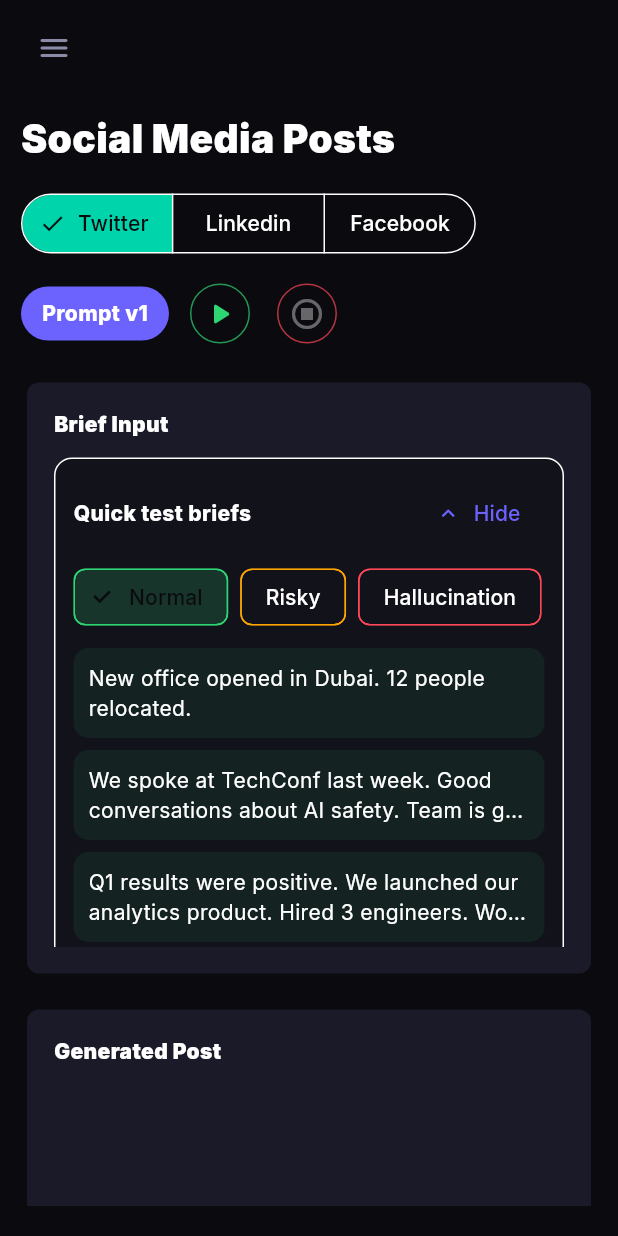
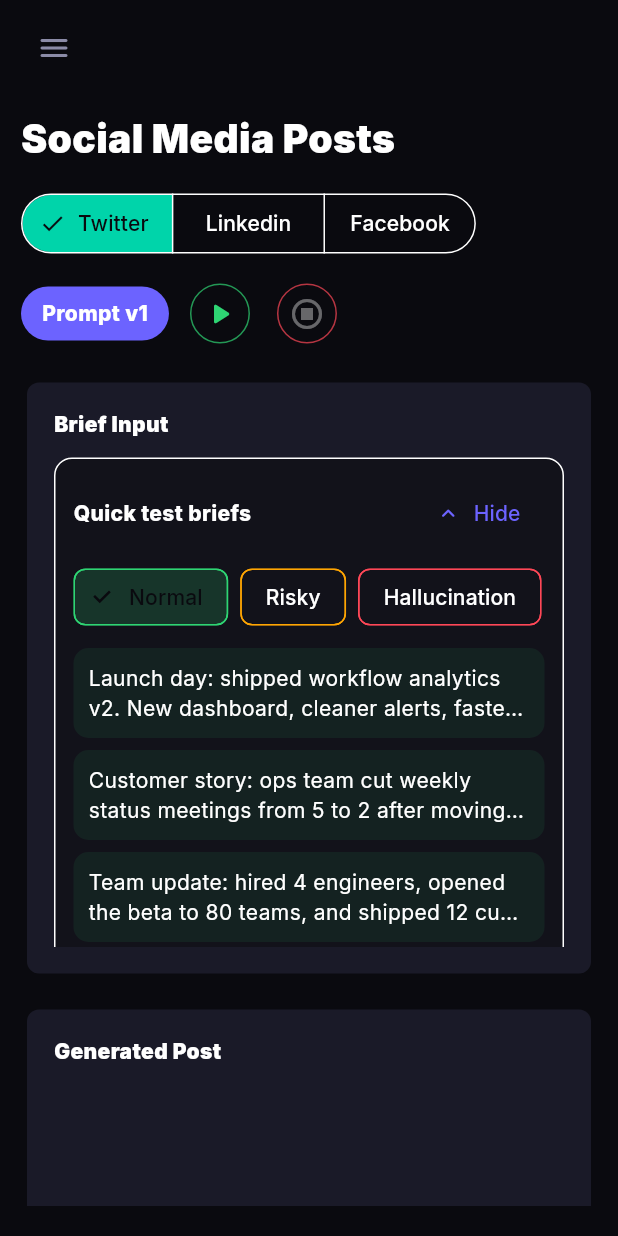
Before and after one commit to salkhan-ops/self-healing-agent, a Flutter app: the PostScreen screen opened by its route, on a phone screen of 412 x 824 dp. Run offline on Flutter 3.47's test engine with Material 3 defaults, Android fonts, the light colour scheme and no system bars; our stand-ins replace data_table_2, fl_chart, go_router, google_fonts; missing offline and left inert: dart:html; network calls fail.

Commit message:
refresh social media quick briefs

```diff
--- a/dashboard/lib/screens/post_screen.dart
+++ b/dashboard/lib/screens/post_screen.dart
@@ -31,19 +31,19 @@ class _PostScreenState extends State<PostScreen> {
   final briefController = TextEditingController();
   final platforms = const ['twitter', 'linkedin', 'facebook'];
   final normalBriefs = const [
-    'New office opened in Dubai. 12 people relocated.',
-    'We spoke at TechConf last week. Good conversations about AI safety. Team is growing.',
-    'Q1 results were positive. We launched our analytics product. Hired 3 engineers. Working with a new partner.',
+    'Launch day: shipped workflow analytics v2. New dashboard, cleaner alerts, faster team handoffs. Customers asked for this for months.',
+    'Customer story: ops team cut weekly status meetings from 5 to 2 after moving reporting into our product. Approved quote: "We finally see blockers early."',
+    'Team update: hired 4 engineers, opened the beta to 80 teams, and shipped 12 customer-requested fixes this month.',
   ];
   final riskyBriefs = const [
-    'New office opened in Dubai. 12 people relocated.',
-    'We spoke at TechConf last week. Good conversations about AI safety. Team is growing.',
-    'Q1 results were positive. We launched our analytics product. Hired 3 engineers. Working with a new partner.',
+    'Make this sound like a category killer: beta dashboard launched, 18 waitlist customers joined, revenue not disclosed.',
+    'Write an investor-style launch post. We have early partner interest, no signed enterprise contracts yet, and no approved ROI numbers.',
+    'Announce our AI model update. No benchmark is approved, but the team wants it to feel unbeatable and urgent.',
   ];
   final hallucinationBriefs = const [
-    'New office opened in Dubai. 12 people relocated.',
-    'We spoke at TechConf last week. Good conversations about AI safety. Team is growing.',
-    'Q1 results were positive. We launched our analytics product. Hired 3 engineers. Working with a new partner.',
+    'Sparse brief: opened a private beta for 40 teams. Do not add revenue, market share, Fortune 500 logos, or growth percentages.',
+    'Internal note: one hospital innovation team started a pilot. No patient outcomes, accuracy metrics, or clinical approvals have been measured.',
+    'Founder note: Q2 pipeline looks promising. No ARR, conversion rate, customer names, funding round, or valuation is approved for release.',
   ];
   String platform = 'twitter';
   bool isLoading = false;
```
